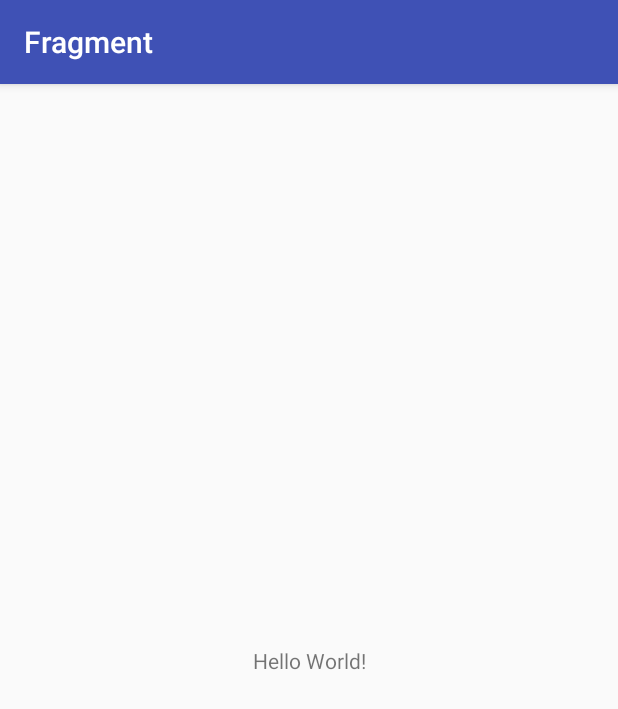
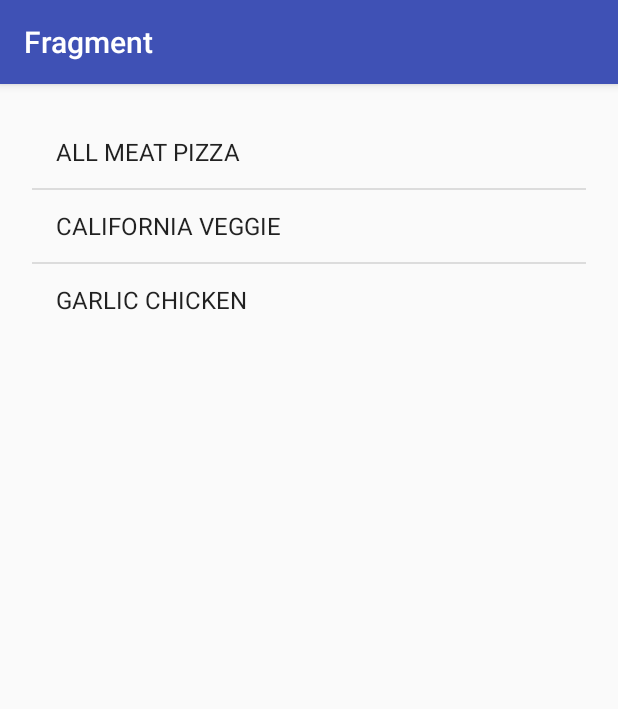
Before and after one commit to Deathgun998/eserFragment, an Android app: the screen it shows after launch (MainActivity), on a phone screen of 412 x 824 dp. Shown: the top 709 px of the screen. Run offline under Robolectric (Android 15) with nearby library versions, the phone set to English and light mode, and no system bars.

Commit message:
il primo fragment

```diff
--- a/app/build.gradle
+++ b/app/build.gradle
@@ -22,6 +22,7 @@ dependencies {
     implementation fileTree(dir: 'libs', include: ['*.jar'])
     implementation 'com.android.support:appcompat-v7:26.1.0'
     implementation 'com.android.support.constraint:constraint-layout:1.0.2'
+    implementation 'com.android.support:recyclerview-v7:26.1.0'
     testImplementation 'junit:junit:4.12'
     androidTestImplementation 'com.android.support.test:runner:1.0.1'
     androidTestImplementation 'com.android.support.test.espresso:espresso-core:3.0.1'
--- /dev/null
+++ b/app/src/main/java/com/example/davide/fragment/ListaFragment.java
@@ -0,0 +1,37 @@
+package com.example.davide.fragment;
+
+import android.app.Fragment;
+import android.os.Bundle;
+import android.view.LayoutInflater;
+import android.view.View;
+import android.view.ViewGroup;
+import android.widget.ArrayAdapter;
+import android.widget.ListView;
+
+/**
+ * Created by davide on 22/02/2018.
+ */
+
+public class ListaFragment extends Fragment {
+    ArrayAdapter<String> itemsAdapter;
+
+    @Override
+    public void onCreate(Bundle savedInstanceState){
+        super.onCreate(savedInstanceState);
+        itemsAdapter = new ArrayAdapter<String>(getContext(),android.R.layout.simple_list_item_1, Pizza.pizzaMenu);
+    }
+
+    @Override
+    public View onCreateView(LayoutInflater inflater, ViewGroup container, Bundle
+            savedInstanceState) {
+        // Inflate the layout for this fragment
+        return inflater.inflate(R.layout.article_view, container, false);
+    }
+
+    @Override
+    public void onViewCreated(View view,Bundle savedInstanceState){
+        ListView lvItems = (ListView) view.findViewById(R.id.listView);
+        lvItems.setAdapter(itemsAdapter);
+
+    }
+}
--- a/app/src/main/java/com/example/davide/fragment/MainActivity.java
+++ b/app/src/main/java/com/example/davide/fragment/MainActivity.java
@@ -1,13 +1,24 @@
 package com.example.davide.fragment;
 
+import android.app.Fragment;
+import android.app.FragmentManager;
+import android.app.FragmentTransaction;
 import android.support.v7.app.AppCompatActivity;
 import android.os.Bundle;
+import android.widget.ListView;
 
 public class MainActivity extends AppCompatActivity {
-
     @Override
     protected void onCreate(Bundle savedInstanceState) {
         super.onCreate(savedInstanceState);
         setContentView(R.layout.activity_main);
+
+        if(savedInstanceState==null){
+        ListaFragment fragment = new ListaFragment();
+        FragmentManager fragmentManager = getFragmentManager();
+        FragmentTransaction fragmentTransaction = fragmentManager.beginTransaction();
+        fragmentTransaction.add(R.id.fragmentContainer,fragment);
+        fragmentTransaction.commit();
+    }
     }
 }
--- /dev/null
+++ b/app/src/main/java/com/example/davide/fragment/Pizza.java
@@ -0,0 +1,17 @@
+package com.example.davide.fragment;
+
+
+public class Pizza {
+
+  public static String[] pizzaMenu = {
+      "ALL MEAT PIZZA",
+      "CALIFORNIA VEGGIE",
+      "GARLIC CHICKEN"
+  };
+
+  public static String[] pizzaDetails = {
+      "Premium Crushed Tomato Sauce made of 100% California grown vine ripened tomatoes topped with premium salami, pepperoni, all-natural Italian sausage and seasoned pork.",
+      "Premium crushed tomato sauce, fresh green peppers, fresh red onions, fresh mushrooms, diced Roma tomatoes and fresh spinach—flavored up with our Hut Favorite on the crust edge and a balsamic sauce drizzle. Best on our Thin 'N Crispy crust.",
+      "Creamy garlic Parmesan sauce, grilled chicken, applewood smoked bacon and diced Roma tomatoes—flavored up with toasted Parmesan on the crust edge. Best on our Hand Tossed crust."
+  };
+}
--- a/app/src/main/res/layout/activity_main.xml
+++ b/app/src/main/res/layout/activity_main.xml
@@ -1,18 +1,18 @@
 <?xml version="1.0" encoding="utf-8"?>
-<android.support.constraint.ConstraintLayout xmlns:android="http://schemas.android.com/apk/res/android"
-    xmlns:app="http://schemas.android.com/apk/res-auto"
+<LinearLayout xmlns:android="http://schemas.android.com/apk/res/android"
     xmlns:tools="http://schemas.android.com/tools"
+    android:id="@+id/activity_main"
     android:layout_width="match_parent"
     android:layout_height="match_parent"
-    tools:context="com.example.davide.fragment.MainActivity">
+    android:paddingBottom ="16dp"
+    android:paddingTop="16dp"
+    android:paddingLeft="16dp"
+    android:paddingRight="16dp"
+    android:orientation="vertical">
 
-    <TextView
-        android:layout_width="wrap_content"
-        android:layout_height="wrap_content"
-        android:text="Hello World!"
-        app:layout_constraintBottom_toBottomOf="parent"
-        app:layout_constraintLeft_toLeftOf="parent"
-        app:layout_constraintRight_toRightOf="parent"
-        app:layout_constraintTop_toTopOf="parent" />
+    <FrameLayout
+        android:id="@+id/fragmentContainer"
+        android:layout_width="match_parent"
+        android:layout_height="match_parent"/>
 
-</android.support.constraint.ConstraintLayout>
+</LinearLayout>
--- /dev/null
+++ b/app/src/main/res/layout/article_view.xml
@@ -0,0 +1,14 @@
+<?xml version="1.0" encoding="utf-8"?>
+<LinearLayout xmlns:android="http://schemas.android.com/apk/res/android"
+    android:layout_width="match_parent"
+    android:layout_height="wrap_content"
+    android:padding="5dp">
+
+        <ListView
+            android:id="@+id/listView"
+            android:layout_width="match_parent"
+            android:layout_height="match_parent"
+            />
+
+
+</LinearLayout>
--- /dev/null
+++ b/app/src/main/res/values/dimens.xml
@@ -0,0 +1,4 @@
+<?xml version="1.0" encoding="utf-8"?>
+<resources>
+    <dimen name="text_margin">16dp</dimen>
+</resources>
```
